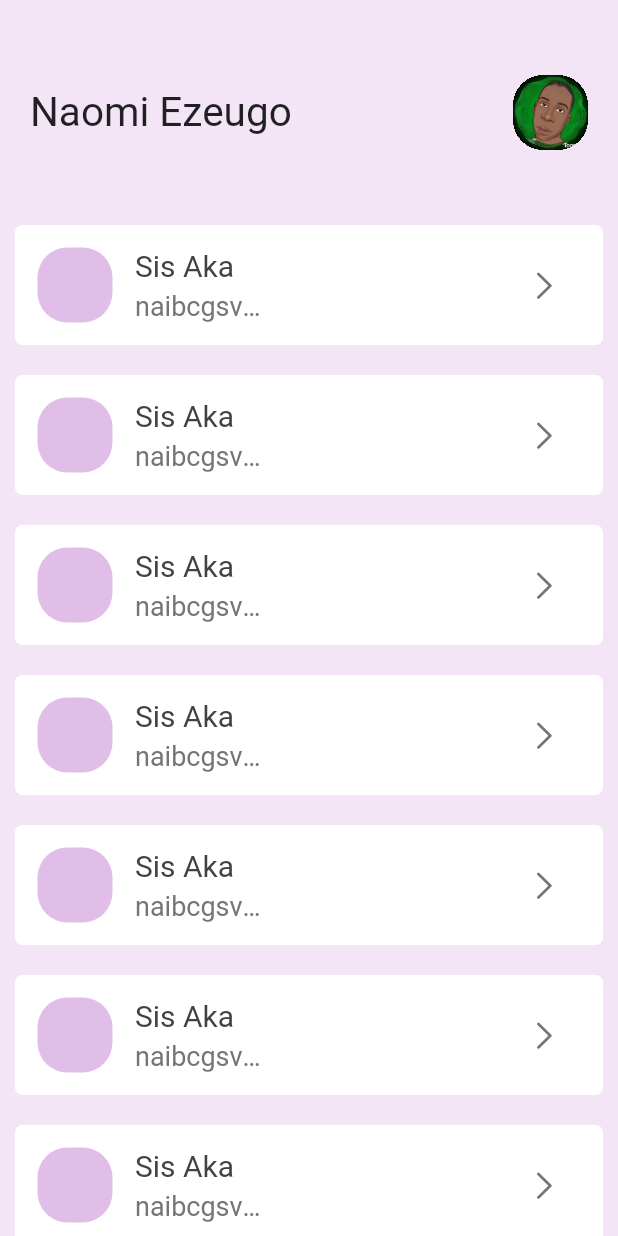
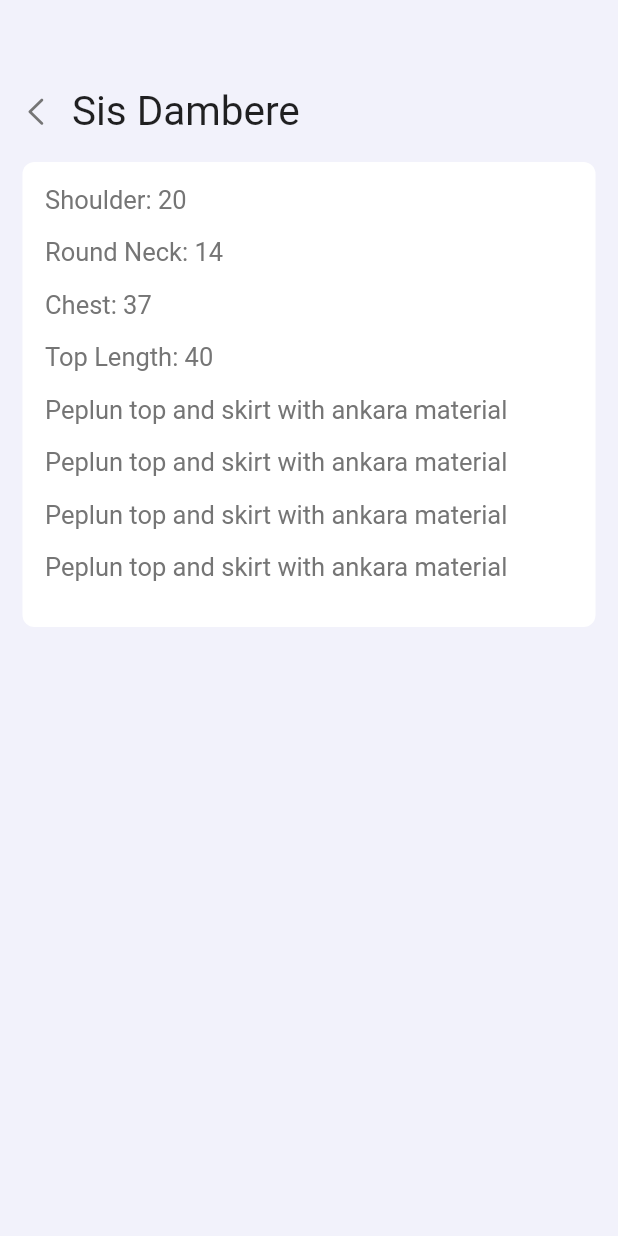
Before and after one commit to KenebiObi/my_test_app, a Flutter app: the screen it shows after launch, after a tap on an icon or button, on a phone screen of 412 x 824 dp. Run offline on Flutter 3.47's test engine with Material 2 defaults, Android fonts, the light colour scheme and no system bars.

Commit message:
After making changes

```diff
--- /dev/null
+++ b/lib/customer_records.dart
@@ -0,0 +1,154 @@
+const customer_records = <Map<String, Object>>[
+  {
+    "customer_name": "Sis Dambere",
+    "customer_details": {
+      "neck": 14,
+      "shoulder": 20,
+      "bust/chest": 37,
+      "sleeve": 16,
+      "waist": 30,
+      "hip/thigh": 30,
+      "full_length": 40,
+      "description": "Peplun top and skirt with ankara material",
+    },
+  },
+  // {
+  //   "customer_name": "Sis Aka",
+  //   "customer_details": {
+  //     "neck": 14,
+  //     "bust/chest": 37,
+  //     "waist": 30,
+  //     "hip": 30,
+  //     "half_length": 37,
+  //     "full_length": 40,
+  //     "shoulder": 20,
+  //     "sleeve": 16,
+  //     "description": "Peplun top and skirt with ankara material",
+  //   },
+  // },
+  // {
+  //   "customer_name": "Sis Chukwu",
+  //   "customer_details": {
+  //     "neck": 14,
+  //     "bust/chest": 37,
+  //     "waist": 30,
+  //     "hip": 30,
+  //     "half_length": 37,
+  //     "full_length": 40,
+  //     "shoulder": 20,
+  //     "sleeve": 16,
+  //     "description": "Peplun top and skirt with ankara material",
+  //   },
+  // },
+  // {
+  //   "customer_name": "Cherish",
+  //   "customer_details": {
+  //     "neck": 14,
+  //     "bust/chest": 37,
+  //     "waist": 30,
+  //     "hip": 30,
+  //     "half_length": 37,
+  //     "full_length": 40,
+  //     "sleeve": 16,
+  //     "description": "Peplun top and skirt with ankara material",
+  //   },
+  // },
+  // {
+  //   "customer_name": "Sis Aka",
+  //   "customer_details": {
+  //     "neck": 14,
+  //     "bust/chest": 37,
+  //     "waist": 30,
+  //     "hip": 30,
+  //     "half_length": 37,
+  //     "full_length": 40,
+  //     "shoulder": 20,
+  //     "sleeve": 16,
+  //     "description": "Peplun top and skirt with ankara material",
+  //   },
+  // },
+  // {
+  //   "customer_name": "Sis Aka",
+  //   "customer_details": {
+  //     "neck": 14,
+  //     "bust/chest": 37,
+  //     "waist": 30,
+  //     "hip": 30,
+  //     "half_length": 37,
+  //     "full_length": 40,
+  //     "shoulder": 20,
+  //     "sleeve": 16,
+  //     "description": "Peplun top and skirt with ankara material",
+  //   },
+  // },
+  // {
+  //   "customer_name": "Sis Aka",
+  //   "customer_details": {
+  //     "neck": 14,
+  //     "bust/chest": 37,
+  //     "waist": 30,
+  //     "hip": 30,
+  //     "half_length": 37,
+  //     "full_length": 40,
+  //     "shoulder": 20,
+  //     "sleeve": 16,
+  //     "description": "Peplun top and skirt with ankara material",
+  //   },
+  // },
+  // {
+  //   "customer_name": "Sis Aka",
+  //   "customer_details": {
+  //     "neck": 14,
+  //     "bust/chest": 37,
+  //     "waist": 30,
+  //     "hip": 30,
+  //     "half_length": 37,
+  //     "full_length": 40,
+  //     "shoulder": 20,
+  //     "sleeve": 16,
+  //     "description": "Peplun top and skirt with ankara material",
+  //   },
+  // },
+  // {
+  //   "customer_name": "Sis Aka",
+  //   "customer_details": {
+  //     "neck": 14,
+  //     "bust/chest": 37,
+  //     "waist": 30,
+  //     "hip": 30,
+  //     "half_length": 37,
+  //     "full_length": 40,
+  //     "shoulder": 20,
+  //     "sleeve": 16,
+  //     "description": "Peplun top and skirt with ankara material",
+  //   },
+  // },
+  // {
+  //   "customer_name": "Sis Aka",
+  //   "customer_details": {
+  //     "neck": 14,
+  //     "bust/chest": 37,
+  //     "waist": 30,
+  //     "hip": 30,
+  //     "half_length": 37,
+  //     "full_length": 40,
+  //     "shoulder": 20,
+  //     "sleeve": 16,
+  //     "description": "Peplun top and skirt with ankara material",
+  //   },
+  // },
+  // {
+  //   "customer_name": "Sis Aka",
+  //   "customer_details": {
+  //     "neck": 14,
+  //     "bust/chest": 37,
+  //     "waist": 30,
+  //     "hip": 30,
+  //     "half_length": 37,
+  //     "full_length": 40,
+  //     "shoulder": 20,
+  //     "sleeve": 16,
+  //     "description": "Peplun top and skirt with ankara material",
+  //   },
+  // },
+];
--- a/lib/main.dart
+++ b/lib/main.dart
@@ -10,9 +10,10 @@ class TestApp extends StatelessWidget {
 
   @override
   Widget build(BuildContext context) {
-    return const MaterialApp(
-      home: HomeScreen(),
+    return MaterialApp(
+      home: const HomeScreen(),
       debugShowCheckedModeBanner: false,
+      theme: ThemeData(primarySwatch: Colors.indigo),
     );
   }
 }
--- /dev/null
+++ b/lib/screens/customer_records_screen.dart
@@ -0,0 +1,132 @@
+import 'package:flutter/cupertino.dart';
+import 'package:flutter/material.dart';
+import 'package:my_test_app/widgets/constant_widgets/screen_title_widget.dart';
+// import '../widgets/customer_records.dart';
+
+class CustomerRecordsScreen extends StatelessWidget {
+  CustomerRecordsScreen({
+    super.key,
+    required this.customer,
+    required this.index,
+  });
+  final Map<String, Object> customer;
+  int index;
+  @override
+  Widget build(BuildContext context) {
+    final deviceWidth = MediaQuery.of(context).size.width;
+    // final deviceHeight = MediaQuery.of(context).size.height;
+    return Scaffold(
+      backgroundColor: const Color.fromARGB(255, 242, 242, 251),
+      body: SingleChildScrollView(
+        child: Padding(
+          padding: const EdgeInsets.only(bottom: 15.0, top: 50.0),
+          child: Column(
+            crossAxisAlignment: CrossAxisAlignment.start,
+            children: [
+              ScreenTitleWidget(
+                title: customer["customer_name"] as String,
+              ),
+              const SizedBox(height: 10.0),
+              Padding(
+                padding: const EdgeInsets.only(
+                  left: 15.0,
+                  right: 15.0,
+                  bottom: 15.0,
+                ),
+                child: Column(
+                  children: [
+                    Container(
+                      width: deviceWidth,
+                      height: null,
+                      padding: const EdgeInsets.symmetric(
+                        vertical: 15.0,
+                        horizontal: 15.0,
+                      ),
+                      decoration: BoxDecoration(
+                        borderRadius: BorderRadius.circular(8.0),
+                        color: Colors.white,
+                      ),
+                      child: Column(
+                        crossAxisAlignment: CrossAxisAlignment.start,
+                        children: [
+                          Text(
+                            "Shoulder: ${(customer["customer_details"] as Map)["shoulder"].toString()}",
+                            style: TextStyle(
+                              fontSize: 17.0,
+                              color: Colors.grey[600],
+                            ),
+                          ),
+                          const SizedBox(height: 15.0),
+                          Text(
+                            "Round Neck: ${(customer["customer_details"] as Map)["neck"].toString()}",
+                            style: TextStyle(
+                              fontSize: 17.0,
+                              color: Colors.grey[600],
+                            ),
+                          ),
+                          const SizedBox(height: 15.0),
+                          Text(
+                            "Chest: ${(customer["customer_details"] as Map)["bust/chest"].toString()}",
+                            style: TextStyle(
+                              fontSize: 17.0,
+                              color: Colors.grey[600],
+                            ),
+                          ),
+                          const SizedBox(height: 15.0),
+                          Text(
+                            "Top Length: ${(customer["customer_details"] as Map)["full_length"].toString()}",
+                            style: TextStyle(
+                              fontSize: 17.0,
+                              color: Colors.grey[600],
+                            ),
+                          ),
+                          const SizedBox(height: 15.0),
+                          Text(
+                            (customer["customer_details"] as Map)["description"]
+                                .toString(),
+                            style: TextStyle(
+                              fontSize: 17.0,
+                              color: Colors.grey[600],
+                            ),
+                          ),
+                          const SizedBox(height: 15.0),
+                          Text(
+                            (customer["customer_details"] as Map)["description"]
+                                .toString(),
+                            style: TextStyle(
+                              fontSize: 17.0,
+                              color: Colors.grey[600],
+                            ),
+                          ),
+                          const SizedBox(height: 15.0),
+                          Text(
+                            (customer["customer_details"] as Map)["description"]
+                                .toString(),
+                            style: TextStyle(
+                              fontSize: 17.0,
+                              color: Colors.grey[600],
+                            ),
+                          ),
+                          const SizedBox(height: 15.0),
+                          Text(
+                            (customer["customer_details"] as Map)["description"]
+                                .toString(),
+                            style: TextStyle(
+                              fontSize: 17.0,
+                              color: Colors.grey[600],
+                            ),
+                          ),
+                          const SizedBox(height: 15.0),
+                        ],
+                      ),
+                    ),
+                  ],
+                ),
+              ),
+            ],
+          ),
+        ),
+      ),
+    );
+  }
+}
--- a/lib/screens/home_screen.dart
+++ b/lib/screens/home_screen.dart
@@ -1,7 +1,9 @@
+import 'package:flutter/cupertino.dart';
 import "package:flutter/material.dart";
-import "../widgets/title_bar_widget.dart";
+import 'package:my_test_app/screens/customer_recorders_entry_screen.dart';
+import 'package:my_test_app/widgets/alert_dialog_widget.dart';
 import '../widgets/costumer_card_widget.dart';
-import '../widgets/customer_records.dart';
+import '../customer_records.dart';
 
 class HomeScreen extends StatefulWidget {
   const HomeScreen({super.key});
@@ -11,36 +13,85 @@ class HomeScreen extends StatefulWidget {
 }
 
 class _HomeScreenState extends State<HomeScreen> {
+  // void alertDialog() {q
+  //   showDialog(
+  //     context: context,
+  //     builder: ((context) {
+  //       return AlertDialogWidget();`
+  //     }),
+  //   );
+  // }
+
   @override
   Widget build(BuildContext context) {
-    // final deviceWidth = MediaQuery.of(context).size.width;
+    final deviceWidth = MediaQuery.of(context).size.width;
     final deviceHeight = MediaQuery.of(context).size.height;
-
     return Scaffold(
-      backgroundColor: Colors.purple[50],
+      backgroundColor: const Color.fromARGB(255, 242, 242, 251),
       body: SingleChildScrollView(
         child: Padding(
-          padding: const EdgeInsets.symmetric(horizontal: 10.0),
+          padding: const EdgeInsets.only(left: 15.0, right: 15.0, top: 50.0),
           child: Column(
             children: [
-              const SizedBox(height: 50.0),
-              const TitleBar(),
+              SizedBox(
+                width: deviceWidth - 40.0,
+                child: Row(
+                  children: [
+                    const Text(
+                      "Naomi Ezeugo",
+                      style: TextStyle(
+                        fontSize: 27.0,
+                        fontWeight: FontWeight.w400,
+                      ),
+                    ),
+                    const Spacer(),
+                    Container(
+                      decoration: BoxDecoration(
+                        borderRadius: BorderRadius.circular(20.0),
+                        color: Colors.indigo[100],
+                      ),
+                      clipBehavior: Clip.hardEdge,
+                      child: const Image(
+                        width: 50.0,
+                        height: 50.0,
+                        image: AssetImage("assets/images/profile_pic.jpg"),
+                      ),
+                    ),
+                  ],
+                ),
+              ),
               const SizedBox(height: 50.0),
               SizedBox(
                 height: deviceHeight - 150.0,
                 child: ListView.builder(
-                  itemCount: 30,
+                  itemCount: customer_records.length,
                   itemBuilder: ((context, index) => CustomerCard(
-                      description: ("naibcgsvuxavcdgvyxchgy"
-                          // (customer_records as List)[index]
-                          //   ["customer_details"]["descriptionÍ"]) as String,
-                          ))),
+                        customer_record: customer_records[
+                            index], // to shorten the method for calling objects from the map
+                        index: index,
+                        customer_name:
+                            customer_records[index]["customer_name"] as String,
+                        customer_description: (
+                            // "Peplun top and skirt with ankara material"
+                            (customer_records[index]["customer_details"]
+                                as Map)["description"] as String),
+                      )),
                 ),
-              )
+              ),
             ],
           ),
         ),
       ),
+      floatingActionButton: FloatingActionButton(
+        onPressed: () => Navigator.push(
+          context,
+          MaterialPageRoute(
+            builder: (context) => CustomerRecordsEntryScreen(),
+          ),
+        ),
+        backgroundColor: Colors.indigo[100],
+        child: const Icon(CupertinoIcons.add),
+      ),
     );
   }
 }
--- /dev/null
+++ b/lib/sources/customer_model.dart
@@ -0,0 +1,20 @@
+import "package:flutter/material.dart";
+
+class CustomerModel {
+  final int neck;
+  final int shoulder;
+  final int bust_chest;
+  final int sleeve;
+  final int waist;
+  final int hip_thigh;
+  String description = "";
+  CustomerModel({
+    required this.neck,
+    required this.shoulder,
+    required this.bust_chest,
+    required this.sleeve,
+    required this.waist,
+    required this.hip_thigh,
+    required this.description,
+  });
+}
--- /dev/null
+++ b/lib/widgets/constant_widgets/screen_title_widget.dart
@@ -0,0 +1,30 @@
+import 'package:flutter/cupertino.dart';
+import 'package:flutter/material.dart';
+
+class ScreenTitleWidget extends StatelessWidget {
+  ScreenTitleWidget({super.key, required this.title});
+  String title;
+
+  @override
+  Widget build(BuildContext context) {
+    return Row(
+      mainAxisAlignment: MainAxisAlignment.start,
+      children: [
+        IconButton(
+          onPressed: () => Navigator.pop(context),
+          icon: Icon(
+            CupertinoIcons.left_chevron,
+            color: Colors.grey[600],
+          ),
+        ),
+        Text(
+          title,
+          style: const TextStyle(
+            fontSize: 27.0,
+            fontWeight: FontWeight.w400,
+          ),
+        ),
+      ],
+    );
+  }
+}
--- a/lib/widgets/costumer_card_widget.dart
+++ b/lib/widgets/costumer_card_widget.dart
@@ -1,23 +1,34 @@
 import 'package:flutter/cupertino.dart';
 import 'package:flutter/material.dart';
+// import 'package:my_test_app/widgets/customer_records.dart';
+import '../screens/customer_records_screen.dart';
 
 class CustomerCard extends StatelessWidget {
-  CustomerCard({super.key, this.description = ""});
-  String description;
+  CustomerCard({
+    super.key,
+    required this.customer_name,
+    required this.customer_description,
+    required this.customer_record,
+    required this.index,
+  });
+  String customer_name;
+  String customer_description;
+  final Map<String, Object> customer_record;
+  int index;
 
   @override
   Widget build(BuildContext context) {
-    final deviceWidth = MediaQuery.of(context).size.width;
+    // final deviceWidth = MediaQuery.of(context).size.width;
 
     return Column(
       children: [
         Container(
-          width: deviceWidth - 20.0,
+          // width: deviceWidth,
           decoration: BoxDecoration(
             color: Colors.white,
-            borderRadius: BorderRadius.circular(5.0),
+            borderRadius: BorderRadius.circular(8.0),
           ),
-          padding: const EdgeInsets.symmetric(horizontal: 15.0, vertical: 15.0),
+          padding: const EdgeInsets.only(left: 15.0, top: 15.0, bottom: 15.0),
           child: Row(
             mainAxisAlignment: MainAxisAlignment.spaceBetween,
             children: [
@@ -28,8 +39,23 @@ class CustomerCard extends StatelessWidget {
                       width: 50.0,
                       height: 50.0,
                       decoration: BoxDecoration(
-                        color: Colors.purple[100],
+                        color: Colors.indigo[100],
                         borderRadius: BorderRadius.circular(20.0),
+                      ),
+                      child: Center(
+                        child: Text(
+                          // To select all the initials of the main customer name and display it
+                          (customer_name[0].toLowerCase() == "s" &&
+                                  customer_name[1].toLowerCase() == "i" &&
+                                  customer_name[2].toLowerCase() == "s")
+                              ? customer_name[4]
+                              : customer_name[0],
+                          style: const TextStyle(
+                            fontSize: 25.0,
+                            fontWeight: FontWeight.bold,
+                            color: Colors.white,
+                          ),
+                        ),
                       ),
                     ),
                     const SizedBox(width: 15.0),
@@ -39,7 +65,7 @@ class CustomerCard extends StatelessWidget {
                         crossAxisAlignment: CrossAxisAlignment.start,
                         children: [
                           Text(
-                            "Sis Aka",
+                            customer_name,
                             softWrap: true,
                             style: TextStyle(
                               color: Colors.grey[800],
@@ -48,7 +74,7 @@ class CustomerCard extends StatelessWidget {
                           ),
                           const SizedBox(height: 5.0),
                           Text(
-                            description,
+                            customer_description,
                             overflow: TextOverflow.ellipsis,
                             style: TextStyle(
                               color: Colors.grey[600],
@@ -61,9 +87,17 @@ class CustomerCard extends StatelessWidget {
                   ],
                 ),
               ),
-              Spacer(),
               IconButton(
-                onPressed: () {},
+                onPressed: () {
+                  Navigator.push(
+                      context,
+                      MaterialPageRoute(
+                        builder: (context) => CustomerRecordsScreen(
+                          customer: customer_record,
+                          index: index,
+                        ),
+                      ));
+                },
                 icon: Icon(
                   CupertinoIcons.right_chevron,
                   color: Colors.grey[600],
@@ -72,9 +106,7 @@ class CustomerCard extends StatelessWidget {
             ],
           ),
         ),
-        const SizedBox(
-          height: 20.0,
-        )
+        const SizedBox(height: 15.0)
       ],
     );
   }
--- a/lib/widgets/customer_records.dart
+++ /dev/null
@@ -1,12 +0,0 @@
-const customer_records = <Map<String, Object>>[
-  {
-    "customer_name": "Sis Aka",
-    "customer_details": {
-      "shoulder": 20,
-      "neck": 14,
-      "chest": 42,
-      "top_length": 32,
-      "description": "Peplun top and skirt with ankara material",
-    },
-  }
-];
--- a/lib/widgets/title_bar_widget.dart
+++ /dev/null
@@ -1,37 +0,0 @@
-import "package:flutter/material.dart";
-
-class TitleBar extends StatelessWidget {
-  const TitleBar({super.key});
-
-  @override
-  Widget build(BuildContext context) {
-    final deviceWidth = MediaQuery.of(context).size.width;
-    return Container(
-      width: deviceWidth - 40.0,
-      child: Row(
-        children: [
-          const Text(
-            "Naomi Ezeugo",
-            style: TextStyle(
-              fontSize: 27.0,
-              fontWeight: FontWeight.w400,
-            ),
-          ),
-          const Spacer(),
-          Container(
-            decoration: BoxDecoration(
-              borderRadius: BorderRadius.circular(20.0),
-              color: Colors.purple[100],
-            ),
-            clipBehavior: Clip.hardEdge,
-            child: const Image(
-              width: 50.0,
-              height: 50.0,
-              image: AssetImage("assets/images/profile_pic.jpg"),
-            ),
-          ),
-        ],
-      ),
-    );
-  }
-}
```
Also changed, not shown: lib/screens/customer_recorders_entry_screen.dart (added, +149 -0 lines), lib/widgets/alert_dialog_widget.dart (added, +59 -0 lines).
